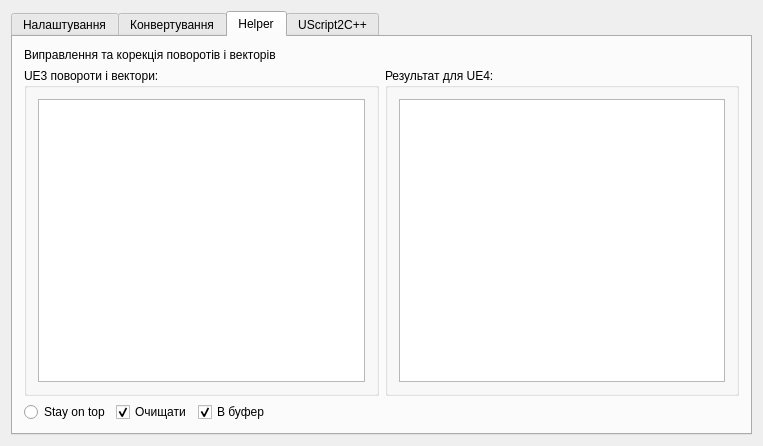
rsimenok/UDK2UE4Tools, file mainwindow.ui: the form before one commit.
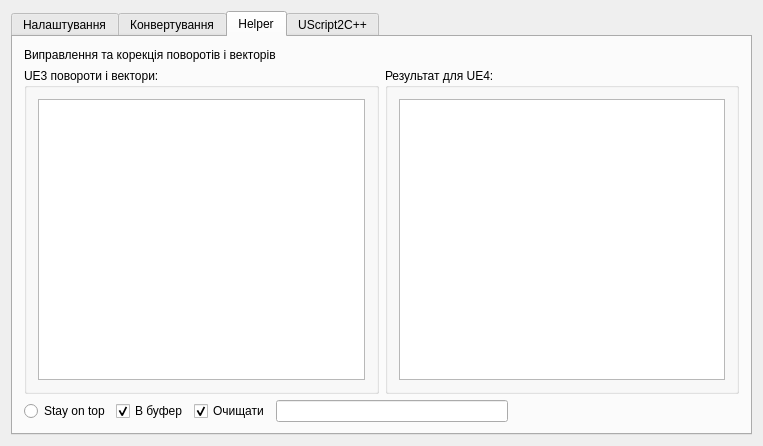
The form after the commit. The open tabs and pages were chosen to show the change.

Commit message:
Для обробки ключів із Matinee
В Helper додано можливість вказувати які саме вектори слід вибирати та
фільтрувати (за рахунок вказування префіксу регулярного виразу).

Diff of the .ui file:
```diff
--- a/mainwindow.ui
+++ b/mainwindow.ui
@@ -602,6 +602,22 @@
               </property>
              </widget>
             </item>
+            <item>
+             <widget class="QCheckBox" name="HelperAutoCopy">
+              <property name="toolTip">
+               <string>Автоматично копіювати результат в буфер</string>
+              </property>
+              <property name="statusTip">
+               <string>Автоматично копіювати результат в буфер</string>
+              </property>
+              <property name="text">
+               <string>В буфер</string>
+              </property>
+              <property name="checked">
+               <bool>true</bool>
+              </property>
+             </widget>
+            </item>
             <item>
              <widget class="QCheckBox" name="HelperAutoClear">
               <property name="toolTip">
@@ -619,7 +635,7 @@
              </widget>
             </item>
             <item>
-             <widget class="QCheckBox" name="HelperAutoCopy">
+             <widget class="QLineEdit" name="HelperClearPrefix">
               <property name="toolTip">
                <string>Автоматично копіювати результат в буфер</string>
               </property>
@@ -627,10 +643,7 @@
                <string>Автоматично копіювати результат в буфер</string>
               </property>
               <property name="text">
-               <string>В буфер</string>
-              </property>
-              <property name="checked">
-               <bool>true</bool>
+               <string/>
               </property>
              </widget>
             </item>
```
Left out of the diff: 6 changed lines with no effect on the pictures. The commit also changes 1 other file.
